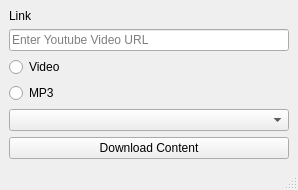
Old version of the form Youtube.ui in the repository monisj/Python_video_Interactive.
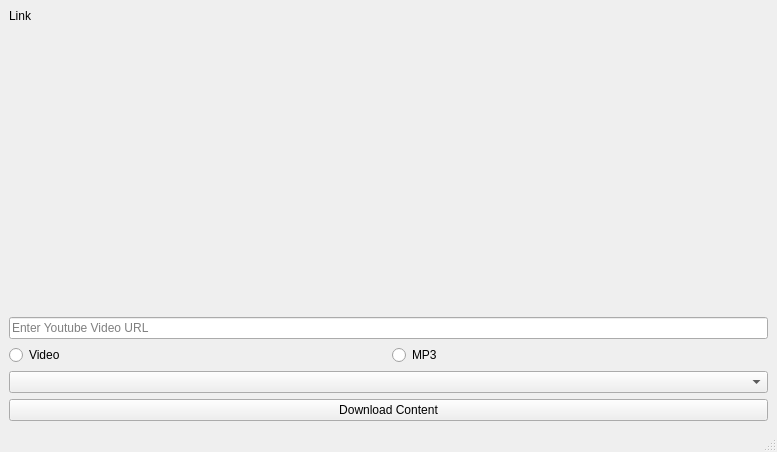
New version of the form.

Commit message: Added Spacers to radiobuttons

The edit to the form file:
```diff
--- a/Youtube.ui
+++ b/Youtube.ui
@@ -6,8 +6,8 @@
    <rect>
     <x>0</x>
     <y>0</y>
-    <width>298</width>
-    <height>169</height>
+    <width>777</width>
+    <height>452</height>
    </rect>
   </property>
   <property name="windowTitle">
@@ -15,10 +15,7 @@
   </property>
   <widget class="QWidget" name="centralwidget">
    <layout class="QGridLayout" name="gridLayout">
-    <item row="5" column="0">
-     <widget class="QComboBox" name="comboBox"/>
-    </item>
-    <item row="6" column="0">
+    <item row="8" column="0">
      <widget class="QPushButton" name="pushButton">
       <property name="text">
        <string>Download Content</string>
@@ -38,13 +35,27 @@
       </property>
      </widget>
     </item>
-    <item row="3" column="0">
+    <item row="7" column="0">
+     <widget class="QComboBox" name="comboBox"/>
+    </item>
+    <item row="4" column="0">
+     <layout class="QGridLayout" name="gridLayout_2">
+      <item row="0" column="1">
+       <widget class="QRadioButton" name="radioButton_2">
+        <property name="text">
+         <string>MP3</string>
+        </property>
+       </widget>
+      </item>
+      <item row="0" column="0">
      <widget class="QRadioButton" name="radioButton">
       <property name="text">
        <string>Video</string>
       </property>
      </widget>
     </item>
+     </layout>
+    </item>
     <item row="0" column="0">
      <layout class="QVBoxLayout" name="verticalLayout">
       <item>
@@ -69,13 +80,6 @@
       </item>
      </layout>
     </item>
-    <item row="4" column="0">
-     <widget class="QRadioButton" name="radioButton_2">
-      <property name="text">
-       <string>MP3</string>
-      </property>
-     </widget>
-    </item>
    </layout>
   </widget>
   <widget class="QMenuBar" name="menubar">
```
Left out of the diff: 4 changed lines with no effect on the pictures. Lines whose indentation alone changed are shown as unchanged.
